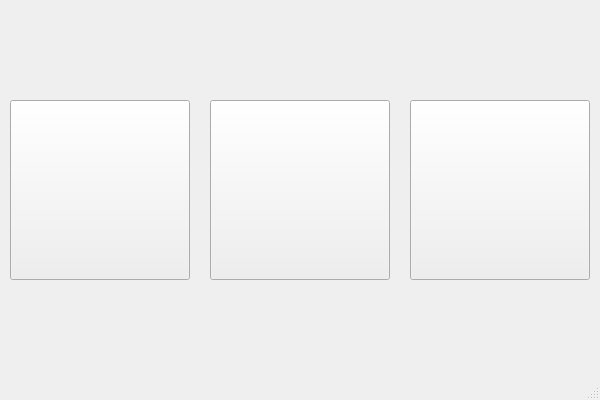
The window that Team_GUI/Main/main.ui (preferKim/Embedded_Team1) describes before a commit, drawn with Qt 5.
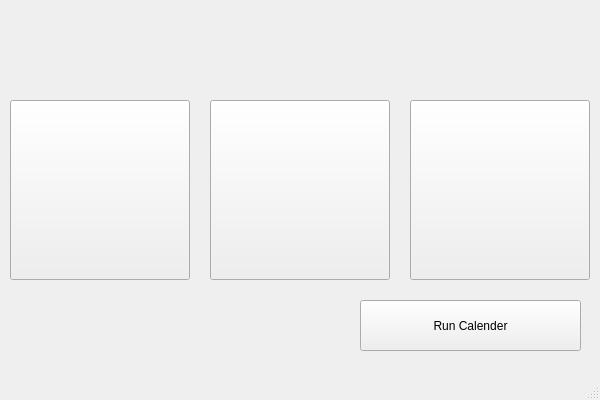
The same window after the commit.

Diff of the .ui file:
```diff
--- a/Team_GUI/Main/main.ui
+++ b/Team_GUI/Main/main.ui
@@ -53,6 +53,19 @@
      <string/>
     </property>
    </widget>
+   <widget class="QPushButton" name="btn_run_calender">
+    <property name="geometry">
+     <rect>
+      <x>360</x>
+      <y>300</y>
+      <width>221</width>
+      <height>51</height>
+     </rect>
+    </property>
+    <property name="text">
+     <string>Run Calender</string>
+    </property>
+   </widget>
   </widget>
   <widget class="QMenuBar" name="menubar">
    <property name="geometry">
```
